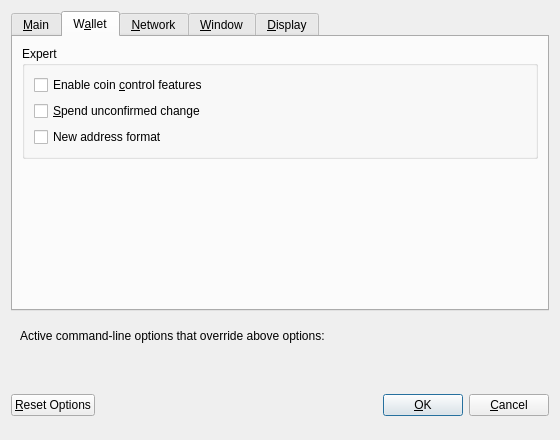
First picture: the form in src/qt/forms/optionsdialog.ui, repository SmartCash/Core-Smart, before the edit.
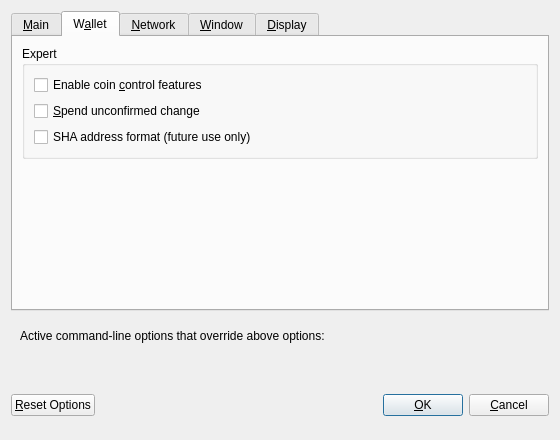
Second picture: the form after the edit. Custom widgets are drawn as their Qt base class.

```diff
--- a/src/qt/forms/optionsdialog.ui
+++ b/src/qt/forms/optionsdialog.ui
@@ -169,7 +169,7 @@
              <string>If you disable the spending of unconfirmed change, the change from a transaction cannot be used until that transaction has at least one confirmation. This also affects how your balance is computed.</string>
             </property>
             <property name="text">
-             <string>New address format</string>
+             <string>SHA address format (future use only)</string>
             </property>
            </widget>
           </item>
```
